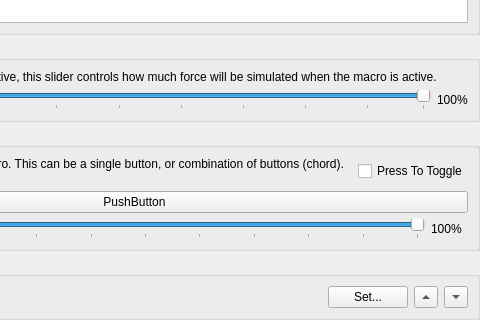
Above: src/duckstation-qt/controllermacroeditwidget.ui from stenzek/duckstation before the change; both pictures show x 211 to 691 and y 113 to 433 of the 691 by 433 pixel window. Below: the same form after it.
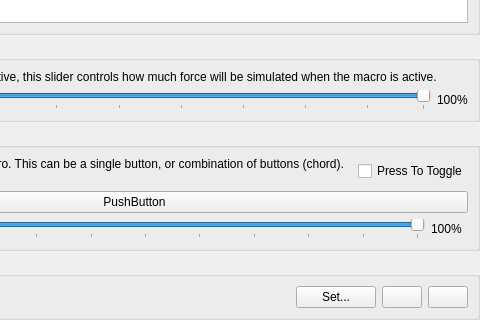
That is the form after the change. Custom widgets are drawn as their Qt base class.

Commit message:
Qt: Swap most out-of-toolbar QToolButtons to QPushButtons
Styles better on MacOS.

Diff of the .ui file:
```diff
--- a/src/duckstation-qt/controllermacroeditwidget.ui
+++ b/src/duckstation-qt/controllermacroeditwidget.ui
@@ -10,7 +10,7 @@
     <height>433</height>
    </rect>
   </property>
-  <layout class="QVBoxLayout" name="verticalLayout" stretch="1,0,0">
+  <layout class="QVBoxLayout" name="verticalLayout" stretch="1,0,0,0">
    <property name="leftMargin">
     <number>0</number>
    </property>
@@ -200,29 +200,23 @@
          </widget>
         </item>
         <item>
-         <widget class="QToolButton" name="increaseFrequency">
+         <widget class="QPushButton" name="increaseFrequency">
           <property name="minimumSize">
            <size>
             <width>0</width>
             <height>20</height>
            </size>
           </property>
-          <property name="arrowType">
-           <enum>Qt::UpArrow</enum>
-          </property>
          </widget>
         </item>
         <item>
-         <widget class="QToolButton" name="decreateFrequency">
+         <widget class="QPushButton" name="decreateFrequency">
           <property name="minimumSize">
            <size>
             <width>0</width>
             <height>20</height>
            </size>
           </property>
-          <property name="arrowType">
-           <enum>Qt::DownArrow</enum>
-          </property>
          </widget>
         </item>
        </layout>
```
Left out of the diff: 12 changed lines with no effect on the pictures. The commit also changes 23 other files.
